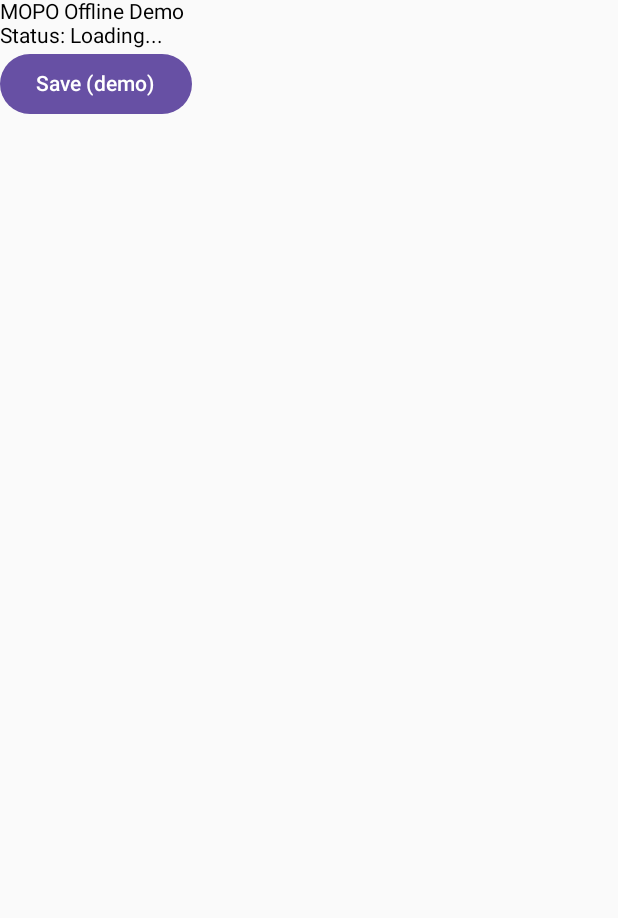
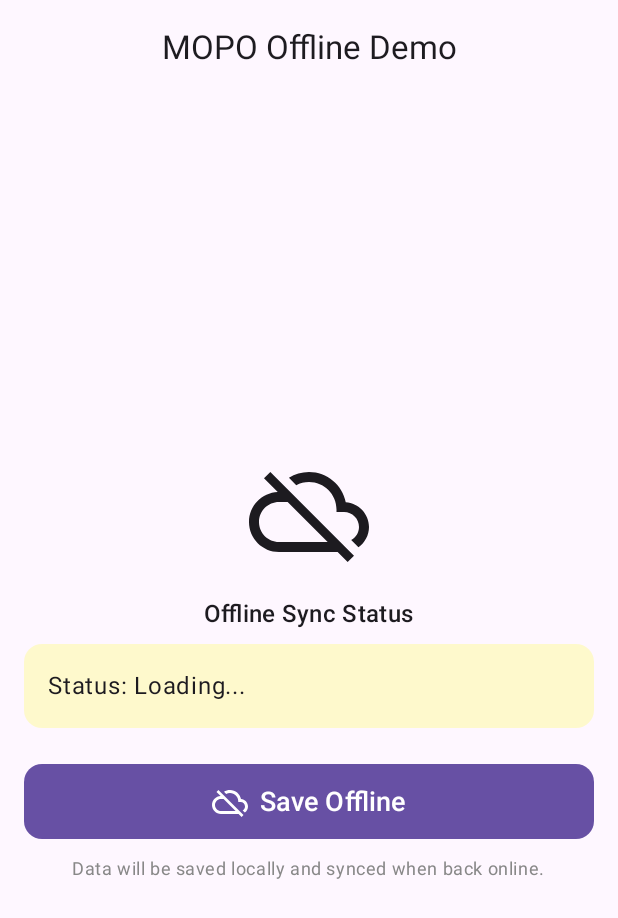
Before and after one commit to Priyanthi44/mopo_sample_app, an Android app built with Jetpack Compose: the screen it shows after launch (MainActivity), on a phone screen of 412 x 824 dp. Shown: the top 918 px of the screen. Run offline under Robolectric (Android 15) with nearby library versions, the phone set to English and light mode, and no system bars; our stand-ins replace Room's generated code.

Commit message:
UI Update

```diff
--- a/app/build.gradle.kts
+++ b/app/build.gradle.kts
@@ -95,11 +95,17 @@ dependencies {
     implementation("com.squareup.retrofit2:converter-moshi:2.9.0")
     implementation("com.squareup.moshi:moshi-kotlin:1.14.0")
 
+    implementation("androidx.compose.material:material-icons-extended")
 
 // coroutine
     implementation("org.jetbrains.kotlinx:kotlinx-coroutines-android:1.10.2")
 
 
+    implementation("com.google.code.gson:gson:2.10.1")
+// build.gradle (Module: app)
+    implementation("com.squareup.moshi:moshi-kotlin:1.15.0")
+    implementation("com.squareup.retrofit2:converter-moshi:2.9.0")
+    kapt("com.squareup.moshi:moshi-kotlin-codegen:1.15.0")
 
 
 
--- /dev/null
+++ b/app/src/main/java/com/mopo/sample/ConnectivityObserver.kt
@@ -0,0 +1,52 @@
+package com.mopo.sample.network
+
+import android.content.Context
+import android.net.ConnectivityManager
+import android.net.Network
+import android.net.NetworkCapabilities
+import android.net.NetworkRequest
+import kotlinx.coroutines.channels.awaitClose
+import kotlinx.coroutines.flow.Flow
+import kotlinx.coroutines.flow.callbackFlow
+import kotlinx.coroutines.flow.distinctUntilChanged
+
+class ConnectivityObserver(private val context: Context) {
+
+    enum class Status {
+        Available, Unavailable, Losing, Lost
+    }
+
+    val connectivityStatus: Flow<Status> = callbackFlow {
+        val connectivityManager =
+            context.getSystemService(Context.CONNECTIVITY_SERVICE) as ConnectivityManager
+
+        val networkCallback = object : ConnectivityManager.NetworkCallback() {
+
+            override fun onAvailable(network: Network) {
+                trySend(Status.Available)
+            }
+
+            override fun onLosing(network: Network, maxMsToLive: Int) {
+                trySend(Status.Losing)
+            }
+
+            override fun onLost(network: Network) {
+                trySend(Status.Lost)
+            }
+
+            override fun onUnavailable() {
+                trySend(Status.Unavailable)
+            }
+        }
+
+        val request = NetworkRequest.Builder()
+            .addCapability(NetworkCapabilities.NET_CAPABILITY_INTERNET)
+            .build()
+
+        connectivityManager.registerNetworkCallback(request, networkCallback)
+
+        awaitClose {
+            connectivityManager.unregisterNetworkCallback(networkCallback)
+        }
+    }.distinctUntilChanged()
+}
--- a/app/src/main/java/com/mopo/sample/MainActivity.kt
+++ b/app/src/main/java/com/mopo/sample/MainActivity.kt
@@ -1,5 +1,6 @@
 package com.mopo.sample
 
+import MainViewModel
 import android.os.Bundle
 import androidx.activity.ComponentActivity
 import androidx.activity.compose.setContent
@@ -11,14 +12,15 @@ import androidx.compose.material3.Text
 import androidx.compose.runtime.Composable
 import androidx.compose.ui.Modifier
 import androidx.compose.ui.tooling.preview.Preview
+import com.mopo.sample.ServiceLocator.provideMainViewModel
 import com.mopo.sample.ui.theme.Mopo_demo_appTheme
 
 class MainActivity : ComponentActivity() {
     override fun onCreate(savedInstanceState: Bundle?) {
         super.onCreate(savedInstanceState)
         enableEdgeToEdge()
-        val repo = ServiceLocator.provideRepository(applicationContext)
-        val viewModel = MainViewModel(repo)
+
+        val viewModel = provideMainViewModel(application)
         setContent {
             MainScreen(viewModel = viewModel)
         }
--- a/app/src/main/java/com/mopo/sample/MainScreen.kt
+++ b/app/src/main/java/com/mopo/sample/MainScreen.kt
@@ -1,20 +1,103 @@
 package com.mopo.sample
 
-import androidx.compose.foundation.layout.Column
-
-import androidx.compose.material3.Button
-import androidx.compose.material3.Text
+import MainViewModel
+import androidx.compose.foundation.layout.*
+import androidx.compose.foundation.shape.RoundedCornerShape
+import androidx.compose.material.icons.Icons
+import androidx.compose.material.icons.filled.Cloud
+import androidx.compose.material.icons.filled.CloudOff
+import androidx.compose.material3.*
 import androidx.compose.runtime.Composable
 import androidx.compose.runtime.collectAsState
+import androidx.compose.ui.Alignment
+import androidx.compose.ui.Modifier
+import androidx.compose.ui.graphics.Color
+import androidx.compose.ui.unit.dp
+import androidx.compose.ui.unit.sp
+import com.mopo.sample.data.DataItem
 
+@OptIn(ExperimentalMaterial3Api::class)
 @Composable
 fun MainScreen(viewModel: MainViewModel) {
     val state = viewModel.uiState.collectAsState()
-    Column {
-        Text(text = "MOPO Offline Demo")
-        Text(text = "Status: ${state.value}")
-        Button(onClick = { /* call viewModel.saveItem(...) */ }) {
-            Text("Save (demo)")
+    val isOnline = viewModel.isOnline.collectAsState()
+    Scaffold(
+        topBar = {
+            CenterAlignedTopAppBar(
+                title = { Text("MOPO Offline Demo") }
+            )
+        }
+    ) { paddingValues ->
+        Column(
+            modifier = Modifier
+                .fillMaxSize()
+                .padding(paddingValues)
+                .padding(16.dp),
+            horizontalAlignment = Alignment.CenterHorizontally,
+            verticalArrangement = Arrangement.Center
+        ) {
+
+            Icon(
+                imageVector = if (isOnline.value == true) Icons.Default.Cloud else Icons.Default.CloudOff,
+                contentDescription = "Offline Mode",
+                modifier = Modifier.size(80.dp)
+            )
+
+            Spacer(modifier = Modifier.height(16.dp))
+
+            Text(
+                text = if (isOnline.value == true) "Online Sync Status" else "Offline Sync Status",
+                style = MaterialTheme.typography.titleMedium
+            )
+
+            Spacer(modifier = Modifier.height(8.dp))
+
+            Card(
+                modifier = Modifier.fillMaxWidth(),
+                colors = CardDefaults.cardColors(
+                    containerColor = if (state.value.toString().contains("Loading")) Color.Yellow.copy(alpha = 0.2f)
+                    else if (state.value.toString().contains("Success")) Color.Green.copy(alpha = 0.2f)
+                    else Color.Red.copy(alpha = 0.2f)
+                )
+            ) {
+                Text(
+                    text = "Status: ${state.value}",
+                    modifier = Modifier.padding(16.dp),
+                    style = MaterialTheme.typography.bodyLarge
+                )
+            }
+
+            Spacer(modifier = Modifier.height(24.dp))
+
+
+
+            Button(
+                onClick = {
+                    if (isOnline.value == true) viewModel.uploadItem("Test item",  "") else viewModel.saveItem(DataItem(0, "Test item",  "", false))
+                },
+                modifier = Modifier.fillMaxWidth().height(50.dp),
+                shape = RoundedCornerShape(12.dp)
+            ) {
+                Icon(
+                    imageVector = if (isOnline.value == true) Icons.Default.Cloud else Icons.Default.CloudOff,
+                    contentDescription = null
+                )
+                Spacer(modifier = Modifier.width(8.dp))
+                Text(
+                    text = if (isOnline.value == true) "Save & Upload" else "Save Offline",
+                    fontSize = 18.sp
+                )
+            }
+
+
+            Spacer(modifier = Modifier.height(12.dp))
+
+            Text(
+                text = if (isOnline.value == true) "Data will be uploaded and synced while online" else "Data will be saved locally and synced when back online.",
+                style = MaterialTheme.typography.bodySmall,
+                color = Color.Gray,
+                modifier = Modifier.padding(horizontal = 8.dp)
+            )
         }
     }
 }
--- a/app/src/main/java/com/mopo/sample/MainViewModel.kt
+++ b/app/src/main/java/com/mopo/sample/MainViewModel.kt
@@ -1,16 +1,33 @@
-package com.mopo.sample
-
-import androidx.lifecycle.ViewModel
+import android.app.Application
+import androidx.lifecycle.AndroidViewModel
 import androidx.lifecycle.viewModelScope
 import com.mopo.sample.data.DataItem
 import com.mopo.sample.data.OfflineRepository
+import com.mopo.sample.network.ConnectivityObserver
 import kotlinx.coroutines.flow.MutableStateFlow
 import kotlinx.coroutines.flow.StateFlow
 import kotlinx.coroutines.launch
 
-class MainViewModel(private val repo: OfflineRepository) : ViewModel() {
+class MainViewModel(
+    application: Application,
+    private val repo: OfflineRepository
+) : AndroidViewModel(application) {
+
     private val _uiState = MutableStateFlow("Loading...")
     val uiState: StateFlow<String> = _uiState
+
+    private val connectivityObserver = ConnectivityObserver(application)
+
+    private val _isOnline = MutableStateFlow(false)
+    val isOnline: StateFlow<Boolean> = _isOnline
+
+    init {
+        viewModelScope.launch {
+            connectivityObserver.connectivityStatus.collect { status ->
+                _isOnline.value = (status == ConnectivityObserver.Status.Available)
+            }
+        }
+    }
 
     fun saveItem(item: DataItem) {
         viewModelScope.launch {
@@ -20,6 +37,25 @@ class MainViewModel(private val repo: OfflineRepository) : ViewModel() {
         }
     }
 
+    fun uploadItem(title: String, description: String) {
+        val item = DataItem(
+            id = 0,
+            title = title,
+            description = description,
+            synced = false
+        )
+
+        viewModelScope.launch {
+            val result = repo.uploadToApi(item)
+            result.fold(
+                onSuccess = { println("Uploaded: $it")
+                            _uiState.value = "Success"},
+                onFailure = { println("Upload failed: ${it.message}")
+                            _uiState.value = "Failed"}
+            )
+        }
+    }
+
     suspend fun syncNow() {
         repo.performImmediateSync()
     }
--- a/app/src/main/java/com/mopo/sample/ServiceLocator.kt
+++ b/app/src/main/java/com/mopo/sample/ServiceLocator.kt
@@ -1,8 +1,11 @@
 package com.mopo.sample
 
+import MainViewModel
+import android.app.Application
 import android.content.Context
 import androidx.room.Room
 import com.mopo.sample.data.AppDatabase
+import com.mopo.sample.data.DataItem
 import com.mopo.sample.data.OfflineRepository
 import com.mopo.sample.network.BaseApi
 import okhttp3.OkHttpClient
@@ -14,6 +17,7 @@ object ServiceLocator {
 
     @Volatile
     private var repository: OfflineRepository? = null
+    private const val BASE_URL = "https://66f37ed970505c7982721d0d.mockapi.io/"
 
     fun provideRepository(context: Context): OfflineRepository {
         return repository ?: synchronized(this) {
@@ -37,17 +41,23 @@ object ServiceLocator {
         }
     }
 
-    private fun provideApiService(): BaseApi {
+    fun provideApiService(): BaseApi {
         val client = OkHttpClient.Builder()
             .retryOnConnectionFailure(true)
             .build()
-
+val baseURL ="https://66f5d3bb436827f15fe1df76.mockapi.io/api/v1/"
         val retrofit = Retrofit.Builder()
-            .baseUrl("https://example.com/")   // TODO: replace with mock server or real API
+            .baseUrl(BASE_URL)   // TODO: replace with mock server or real API
             .addConverterFactory(MoshiConverterFactory.create())
             .client(client)
             .build()
 
         return retrofit.create(BaseApi::class.java)
     }
+
+    fun provideMainViewModel(application: Application): MainViewModel {
+        val repo = provideRepository(application) // your existing repo provider
+        return MainViewModel(application, repo)
+    }
+
 }
--- a/app/src/main/java/com/mopo/sample/data/AppDatabase.kt
+++ b/app/src/main/java/com/mopo/sample/data/AppDatabase.kt
@@ -6,7 +6,7 @@ import androidx.room.RoomDatabase
 
 @Database(
     entities = [DataItem::class],
-    version = 1,
+    version = 3,
     exportSchema = false
 )
 abstract class AppDatabase : RoomDatabase() {
--- a/app/src/main/java/com/mopo/sample/data/DataDao.kt
+++ b/app/src/main/java/com/mopo/sample/data/DataDao.kt
@@ -9,10 +9,10 @@ interface DataDao {
     @Insert
     suspend fun insert(item: DataItem)
 
-    @Query("SELECT * FROM items WHERE synced = 0")
+    @Query("SELECT * FROM data_items WHERE synced = 0")
     suspend fun getPendingItems(): List<DataItem>
 
 
-    @Query("UPDATE items SET synced = 1 WHERE id IN (:ids)")
+    @Query("UPDATE data_items SET synced = 1 WHERE id IN (:ids)")
     suspend fun markAsSynced(ids: List<Long>)
 }
--- a/app/src/main/java/com/mopo/sample/network/BaseApi.kt
+++ b/app/src/main/java/com/mopo/sample/network/BaseApi.kt
@@ -1,9 +1,18 @@
 package com.mopo.sample.network
 
+import com.mopo.sample.data.DataItem
+import retrofit2.Response
 import retrofit2.http.Body
+import retrofit2.http.GET
 import retrofit2.http.POST
 
 interface BaseApi {
     @POST("/upload")
-    suspend fun uploadItems(@Body items: List<com.mopo.sample.data.DataItem>)
+    suspend fun uploadItems(@Body items: List<DataItem>)
+
+    @POST("dataitems")   // must match exactly
+    suspend fun postItem(@Body item: DataItem): Response<DataItem>
+
+//    @POST("dataitem")
+//    suspend fun postItem(@Body item: DataItem): DataItem
 }
--- a/gradle/libs.versions.toml
+++ b/gradle/libs.versions.toml
@@ -13,6 +13,7 @@ workMultiprocess = "2.11.0"
 roomKtx = "2.8.4"
 
 [libraries]
+androidx-compose-material-icons = { group = "androidx.compose.material", name = "material-icons-extended", version = "1.7.5" }
 androidx-core-ktx = { group = "androidx.core", name = "core-ktx", version.ref = "coreKtx" }
 androidx-work-gcm = { module = "androidx.work:work-gcm", version.ref = "workMultiprocess" }
 androidx-work-multiprocess = { module = "androidx.work:work-multiprocess", version.ref = "workMultiprocess" }
```
Also changed, not shown: app/src/main/java/com/mopo/sample/data/DataItem.kt (+10 -6 lines), app/src/main/java/com/mopo/sample/data/OfflineRepository.kt (+16 -1 lines).
